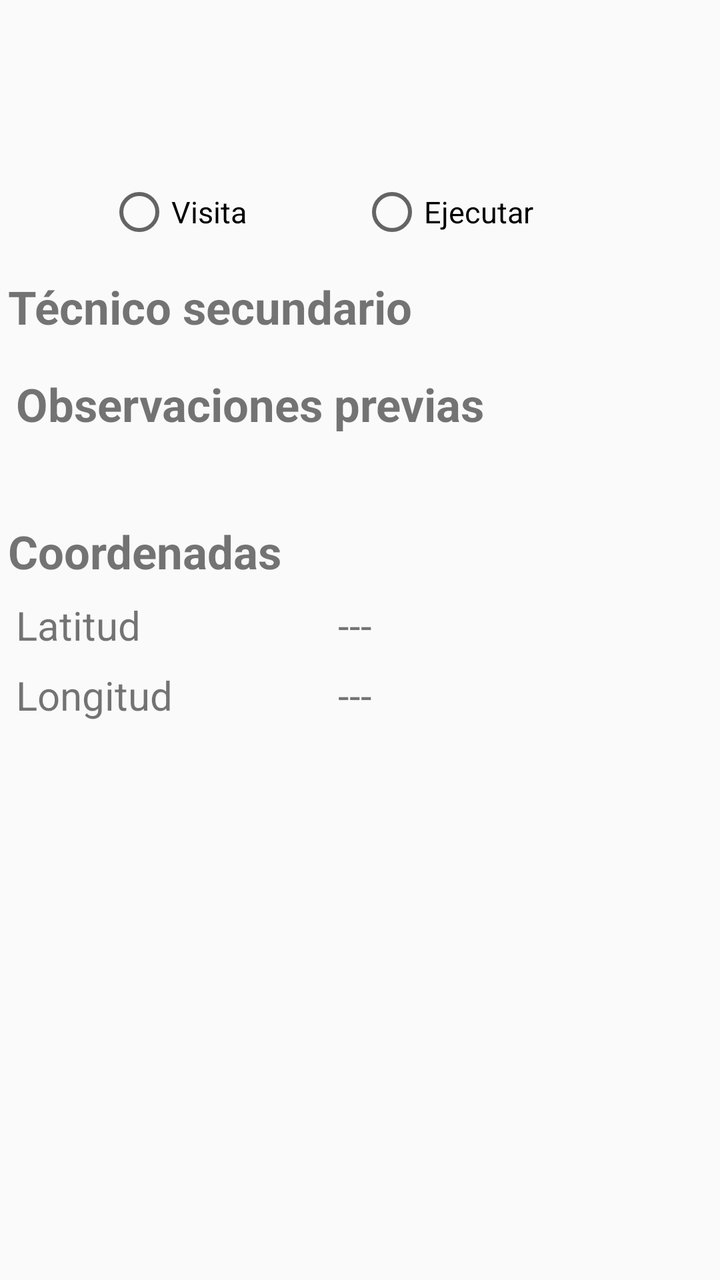
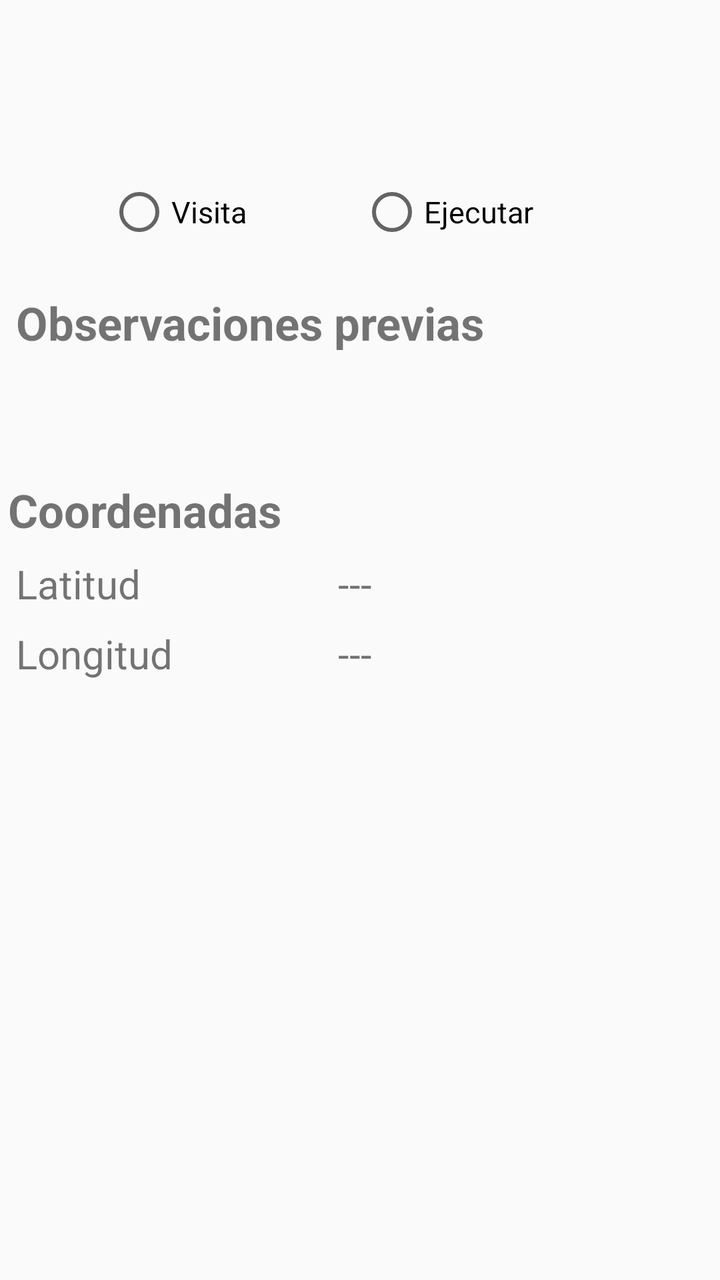

Two renders of the same Android screen: before a commit and after it. Below are the layout's source before the change and the commit's diff.
<!-- AndroidManifest.xml: application theme AppTheme -->
<!-- res/layout/activity_hora_ordenes.xml -->
<?xml version="1.0" encoding="utf-8"?>
<RelativeLayout xmlns:android="http://schemas.android.com/apk/res/android"
    xmlns:app="http://schemas.android.com/apk/res-auto"
    xmlns:tools="http://schemas.android.com/tools"
    android:layout_width="match_parent"
    android:layout_height="wrap_content">

    
    <ScrollView
        android:layout_width="match_parent"
        android:layout_height="wrap_content"
        android:layout_marginTop="90dp">

        <android.support.constraint.ConstraintLayout
            android:layout_width="match_parent"
            android:layout_height="wrap_content"
            android:paddingBottom="8dp"
            app:layout_constraintBottom_toBottomOf="parent"
            app:layout_constraintEnd_toEndOf="parent"
            app:layout_constraintStart_toStartOf="parent"
            app:layout_constraintTop_toTopOf="parent">

            <RadioGroup
                android:id="@+id/radioGroup"
                android:layout_width="253dp"
                android:layout_height="wrap_content"
                android:layout_marginStart="8dp"
                android:layout_marginEnd="8dp"
                android:orientation="horizontal"
                app:layout_constraintEnd_toEndOf="parent"
                app:layout_constraintStart_toStartOf="parent"
                app:layout_constraintTop_toTopOf="parent">

                <RadioButton
                    android:id="@+id/rb_Visita"
                    android:layout_width="100dp"
                    android:layout_height="wrap_content"
                    android:layout_weight="1"
                    android:onClick="onRadioButtonClicked"
                    android:text="@string/visita"
                    android:textSize="@dimen/mediano" />

                <RadioButton
                    android:id="@+id/rb_Ejecutada"
                    android:layout_width="100dp"
                    android:layout_height="wrap_content"
                    android:layout_weight="1"
                    android:onClick="onRadioButtonClicked"
                    android:text="@string/ejecutar"
                    android:textSize="@dimen/mediano" />
            </RadioGroup>

            


            

            <android.support.constraint.ConstraintLayout
                android:id="@+id/todo"
                android:layout_width="0dp"
                android:layout_height="wrap_content"
                android:layout_marginTop="8dp"
                app:layout_constraintEnd_toEndOf="parent"
                app:layout_constraintStart_toStartOf="parent"
                app:layout_constraintTop_toBottomOf="@+id/radioGroup">

                <TextView
                    android:id="@+id/tv_textTecSec"
                    android:layout_width="0dp"
                    android:layout_height="wrap_content"
                    android:layout_marginStart="4dp"
                    android:layout_marginTop="8dp"
                    android:layout_marginEnd="8dp"
                    android:text="@string/tecnicoSecundario"
                    android:textSize="@dimen/xl"
                    android:textStyle="bold"
                    app:layout_constraintEnd_toEndOf="parent"
                    app:layout_constraintStart_toStartOf="parent"
                    app:layout_constraintTop_toTopOf="parent" />

                <Spinner
                    android:id="@+id/spinnerTecnicoSec"
                    android:layout_width="0dp"
                    android:layout_height="wrap_content"
                    android:layout_marginStart="4dp"
                    android:layout_marginTop="8dp"
                    android:layout_marginEnd="8dp"
                    android:background="@drawable/disenio_spinner"
                    app:layout_constraintEnd_toEndOf="parent"
                    app:layout_constraintStart_toStartOf="parent"
                    app:layout_constraintTop_toBottomOf="@+id/tv_textTecSec" />

                <TextView
                    android:id="@+id/textView19"
                    android:layout_width="0dp"
                    android:layout_height="wrap_content"
                    android:layout_marginStart="8dp"
                    android:layout_marginTop="8dp"
                    android:layout_marginEnd="8dp"
                    android:text="@string/observacionesPrevias"
                    android:textSize="@dimen/xl"
                    android:textStyle="bold"
                    app:layout_constraintEnd_toEndOf="parent"
                    app:layout_constraintStart_toStartOf="parent"
                    app:layout_constraintTop_toBottomOf="@+id/spinnerTecnicoSec" />


                <TextView
                    android:id="@+id/tv_Observaciones"
                    android:layout_width="match_parent"
                    android:layout_height="wrap_content"
                    android:layout_marginStart="8dp"
                    android:layout_marginTop="8dp"
                    android:layout_marginEnd="16dp"
                    android:textSize="@dimen/grande"
                    app:layout_constraintEnd_toEndOf="parent"
                    app:layout_constraintStart_toStartOf="parent"
                    app:layout_constraintTop_toBottomOf="@+id/textView19" />

                <android.support.constraint.ConstraintLayout
                    android:id="@+id/contraintObservacionesTecnico"
                    android:layout_width="0dp"
                    android:layout_height="wrap_content"
                    android:layout_marginTop="8dp"
                    android:layout_marginBottom="8dp"
                    android:visibility="gone"
                    app:layout_constraintBottom_toTopOf="@+id/textView21"
                    app:layout_constraintEnd_toEndOf="parent"
                    app:layout_constraintStart_toStartOf="parent"
                    app:layout_constraintTop_toBottomOf="@+id/tv_Observaciones"
                    app:layout_constraintVertical_bias="0.12">

                    <TextView
                        android:id="@+id/textob"
                        android:layout_width="0dp"
                        android:layout_height="wrap_content"
                        android:layout_marginStart="8dp"
                        android:layout_marginTop="4dp"
                        android:layout_marginEnd="8dp"
                        android:text="@string/observacionesTecnico"
                        android:textSize="@dimen/xl"
                        android:textStyle="bold"
                        app:layout_constraintEnd_toEndOf="parent"
                        app:layout_constraintStart_toStartOf="parent"
                        app:layout_constraintTop_toTopOf="parent" />

                    <EditText
                        android:id="@+id/observaciones_Tecnico"
                        android:layout_width="0dp"
                        android:layout_height="wrap_content"
                        android:layout_marginStart="2dp"
                        android:layout_marginTop="14dp"
                        android:layout_marginEnd="8dp"
                        android:background="@drawable/contorno"
                        android:inputType="text"
                        android:textSize="20dp"
                        app:layout_constraintEnd_toEndOf="parent"
                        app:layout_constraintStart_toStartOf="parent"
                        app:layout_constraintTop_toBottomOf="@+id/textob" />

                </android.support.constraint.ConstraintLayout>


                <TextView
                    android:id="@+id/textView21"
                    android:layout_width="0dp"
                    android:layout_height="wrap_content"
                    android:layout_marginStart="4dp"
                    android:layout_marginTop="8dp"
                    android:layout_marginEnd="8dp"
                    android:text="@string/coordenadas"
                    android:textSize="@dimen/xl"
                    android:textStyle="bold"
                    app:layout_constraintEnd_toEndOf="parent"
                    app:layout_constraintStart_toStartOf="parent"
                    app:layout_constraintTop_toBottomOf="@+id/contraintObservacionesTecnico" />

                <TextView
                    android:id="@+id/textView22"
                    android:layout_width="100dp"
                    android:layout_height="wrap_content"
                    android:layout_marginStart="8dp"
                    android:layout_marginTop="8dp"
                    android:text="@string/latitud"
                    android:textSize="@dimen/grande"
                    app:layout_constraintStart_toStartOf="parent"
                    app:layout_constraintTop_toBottomOf="@+id/textView21" />

                <TextView
                    android:id="@+id/textView23"
                    android:layout_width="100dp"
                    android:layout_height="wrap_content"
                    android:layout_marginStart="8dp"
                    android:layout_marginTop="8dp"
                    android:text="@string/longitud"
                    android:textSize="@dimen/grande"
                    app:layout_constraintStart_toStartOf="parent"
                    app:layout_constraintTop_toBottomOf="@+id/tv_Latitud" />

                <TextView
                    android:id="@+id/tv_Latitud"
                    android:layout_width="175dp"
                    android:layout_height="wrap_content"
                    android:layout_marginEnd="16dp"
                    android:text="---"
                    android:textSize="@dimen/grande"
                    app:layout_constraintBottom_toBottomOf="@+id/textView22"
                    app:layout_constraintEnd_toEndOf="parent"
                    app:layout_constraintTop_toTopOf="@+id/textView22" />

                <TextView
                    android:id="@+id/tv_Longitud"
                    android:layout_width="175dp"
                    android:layout_height="wrap_content"
                    android:layout_marginEnd="16dp"
                    android:text="---"
                    android:textSize="@dimen/grande"
                    app:layout_constraintBottom_toBottomOf="@+id/textView23"
                    app:layout_constraintEnd_toEndOf="parent"
                    app:layout_constraintTop_toTopOf="@+id/textView23" />
            </android.support.constraint.ConstraintLayout>
        </android.support.constraint.ConstraintLayout>
    </ScrollView>
</RelativeLayout>
<!-- resources referenced by this layout -->
<resources>
  <dimen name="grande">20dp</dimen>
  <dimen name="mediano">15dp</dimen>
  <dimen name="xl">23dp</dimen>
  <!-- drawable contorno (drawable) -->
  <?xml version="1.0" encoding="utf-8"?>
  <selector xmlns:android="http://schemas.android.com/apk/res/android">
      <item><layer-list>
          <item>
              <shape>
                  <solid
                      android:color="#ffff">
                  </solid>
  
                  <corners android:radius="3dp" />
  
                  <padding
                      android:bottom="10dp"
                      android:left="10dp"
                      android:right="10dp"
                      android:top="10dp" />
                  <stroke
                      android:width="2dp"
                      android:color="#676667"/>
              </shape>
          </item>
  
      </layer-list></item>
  </selector>
  <!-- drawable disenio_spinner (drawable) -->
  <?xml version="1.0" encoding="utf-8"?>
  <selector xmlns:android="http://schemas.android.com/apk/res/android">
      <item>
          <shape>
              <solid
                  android:color="@color/fondoBlanco">
              </solid>
  
              <corners android:radius="15dp" />
  
              <padding
                  android:bottom="1dp"
                  android:left="2dp"
                  android:right="10dp"
                  android:top="1dp" />
              <stroke
                  android:width="2dp"
                  android:color="@color/colorPrimary"/>
          </shape>
      </item>
  </selector>
  <string name="coordenadas">Coordenadas</string>
  <string name="ejecutar">Ejecutar</string>
  <string name="latitud">Latitud</string>
  <string name="longitud">Longitud</string>
  <string name="observacionesPrevias">Observaciones previas</string>
  <string name="observacionesTecnico">Observaciones técnico</string>
  <string name="tecnicoSecundario">Técnico secundario</string>
  <string name="visita">Visita</string>
  <style name="AppTheme" parent="Theme.AppCompat.Light.DarkActionBar">
          
          <item name="colorPrimary">@color/colorPrimary</item>
          <item name="colorPrimaryDark">@color/colorPrimaryDark</item>
          <item name="colorAccent">@color/colorAccent</item>
          <item name="android:colorForeground">@android:color/background_dark</item>
      </style>
  <color name="fondoBlanco">#fff</color>
  <color name="colorPrimary">#0277BD</color>
  <color name="colorPrimaryDark">#004C8C</color>
  <color name="colorAccent">#0000FF</color>
</resources>

<!-- the commit's change to res/layout/activity_hora_ordenes.xml (unified diff, before → after) -->
@@ -65,44 +65,19 @@
                 app:layout_constraintTop_toBottomOf="@+id/radioGroup">
 
                 <TextView
-                    android:id="@+id/tv_textTecSec"
-                    android:layout_width="0dp"
-                    android:layout_height="wrap_content"
-                    android:layout_marginStart="4dp"
-                    android:layout_marginTop="8dp"
-                    android:layout_marginEnd="8dp"
-                    android:text="@string/tecnicoSecundario"
-                    android:textSize="@dimen/xl"
-                    android:textStyle="bold"
-                    app:layout_constraintEnd_toEndOf="parent"
-                    app:layout_constraintStart_toStartOf="parent"
-                    app:layout_constraintTop_toTopOf="parent" />
-
-                <Spinner
-                    android:id="@+id/spinnerTecnicoSec"
-                    android:layout_width="0dp"
-                    android:layout_height="wrap_content"
-                    android:layout_marginStart="4dp"
-                    android:layout_marginTop="8dp"
-                    android:layout_marginEnd="8dp"
-                    android:background="@drawable/disenio_spinner"
-                    app:layout_constraintEnd_toEndOf="parent"
-                    app:layout_constraintStart_toStartOf="parent"
-                    app:layout_constraintTop_toBottomOf="@+id/tv_textTecSec" />
-
-                <TextView
                     android:id="@+id/textView19"
                     android:layout_width="0dp"
                     android:layout_height="wrap_content"
                     android:layout_marginStart="8dp"
-                    android:layout_marginTop="8dp"
+                    android:layout_marginTop="16dp"
                     android:layout_marginEnd="8dp"
                     android:text="@string/observacionesPrevias"
                     android:textSize="@dimen/xl"
                     android:textStyle="bold"
                     app:layout_constraintEnd_toEndOf="parent"
-                    app:layout_constraintStart_toStartOf="parent"
-                    app:layout_constraintTop_toBottomOf="@+id/spinnerTecnicoSec" />
+                    app:layout_constraintHorizontal_bias="0.0"
+                    app:layout_constraintStart_toStartOf="parent"
+                    app:layout_constraintTop_toTopOf="parent" />
 
 
                 <TextView
@@ -166,12 +141,13 @@
                     android:layout_width="0dp"
                     android:layout_height="wrap_content"
                     android:layout_marginStart="4dp"
-                    android:layout_marginTop="8dp"
+                    android:layout_marginTop="28dp"
                     android:layout_marginEnd="8dp"
                     android:text="@string/coordenadas"
                     android:textSize="@dimen/xl"
                     android:textStyle="bold"
                     app:layout_constraintEnd_toEndOf="parent"
+                    app:layout_constraintHorizontal_bias="1.0"
                     app:layout_constraintStart_toStartOf="parent"
                     app:layout_constraintTop_toBottomOf="@+id/contraintObservacionesTecnico" />
 
<!-- resource entries referenced after the edit -->
@@ -28,35 +28,12 @@
   
       </layer-list></item>
   </selector>
-  <!-- drawable disenio_spinner (drawable) -->
-  <?xml version="1.0" encoding="utf-8"?>
-  <selector xmlns:android="http://schemas.android.com/apk/res/android">
-      <item>
-          <shape>
-              <solid
-                  android:color="@color/fondoBlanco">
-              </solid>
-  
-              <corners android:radius="15dp" />
-  
-              <padding
-                  android:bottom="1dp"
-                  android:left="2dp"
-                  android:right="10dp"
-                  android:top="1dp" />
-              <stroke
-                  android:width="2dp"
-                  android:color="@color/colorPrimary"/>
-          </shape>
-      </item>
-  </selector>
   <string name="coordenadas">Coordenadas</string>
   <string name="ejecutar">Ejecutar</string>
   <string name="latitud">Latitud</string>
   <string name="longitud">Longitud</string>
   <string name="observacionesPrevias">Observaciones previas</string>
   <string name="observacionesTecnico">Observaciones técnico</string>
-  <string name="tecnicoSecundario">Técnico secundario</string>
   <string name="visita">Visita</string>
   <style name="AppTheme" parent="Theme.AppCompat.Light.DarkActionBar">
           
@@ -65,7 +42,6 @@
           <item name="colorAccent">@color/colorAccent</item>
           <item name="android:colorForeground">@android:color/background_dark</item>
       </style>
-  <color name="fondoBlanco">#fff</color>
   <color name="colorPrimary">#0277BD</color>
   <color name="colorPrimaryDark">#004C8C</color>
   <color name="colorAccent">#0000FF</color>
